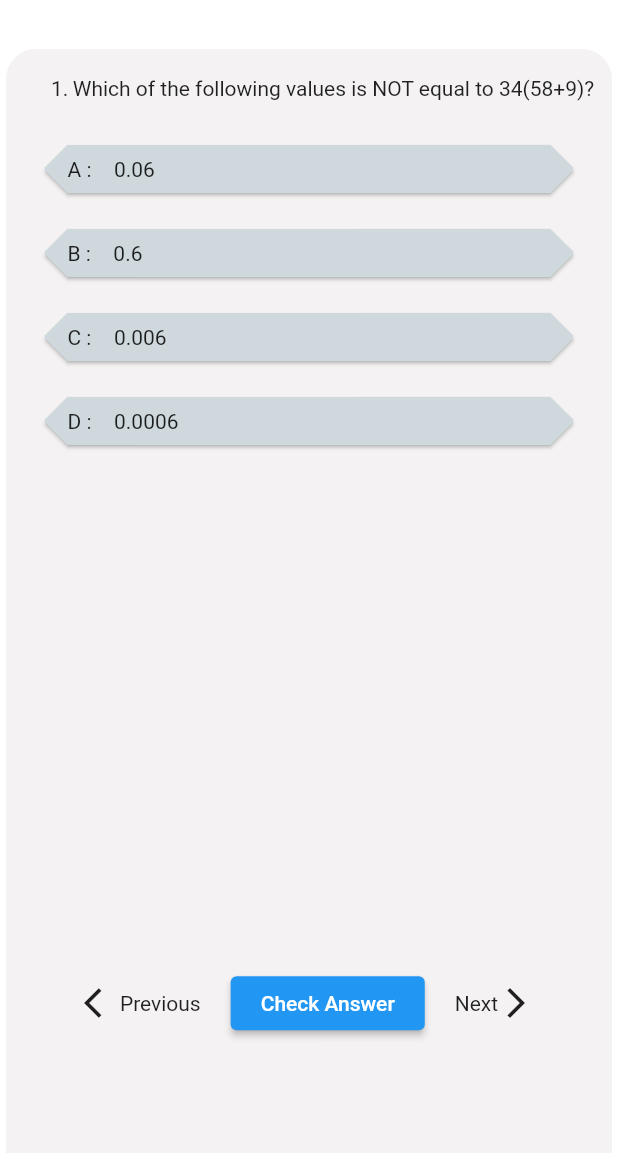
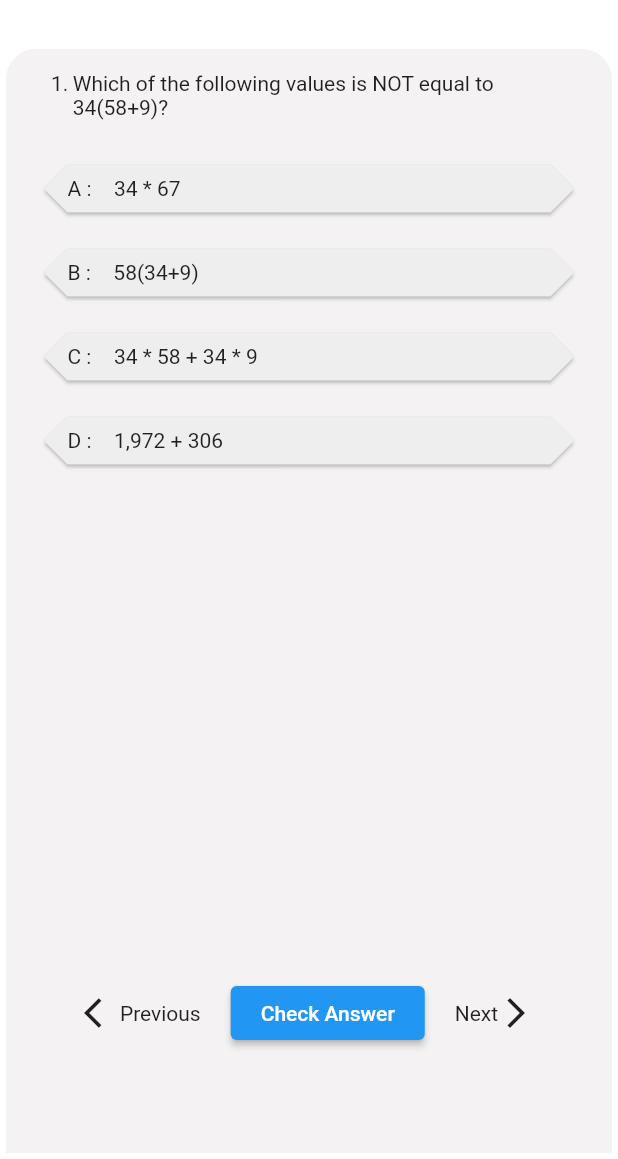
Before and after one commit to Mukesh-MP/MathQ, a Flutter app: the screen it shows after launch, on a phone screen of 412 x 824 dp, the part 77-1236 px from its top. Run offline on Flutter 3.47's test engine with Material 2 defaults, Android fonts, the phone set to English and light mode, and no system bars; our stand-ins replace firebase_auth, firebase_core, get, sqflite; accounts and stored records are empty.

Commit message:
sqf changes completed

```diff
--- a/lib/home/home_controller.dart
+++ b/lib/home/home_controller.dart
@@ -1,5 +1,4 @@
-
-
+import 'package:flutter/material.dart';
 import 'package:get/get.dart';
 import 'package:mathq/widgets/toast.dart';
 import 'package:sqflite/sqflite.dart';
@@ -7,17 +6,25 @@ import 'package:mathq/widgets/log.dart';
 import 'package:path/path.dart';
 
 class HomeController extends GetxController {
-
   List<Questions> questionsList = [];
   List<Answers> answersList = [];
   RxInt questionIndex = 0.obs;
+  RxInt correctAnswerIndex = 0.obs;
 
   RxBool isloading = false.obs;
 
-  RxList<RxList<Answers>> answerListAll = [[Answers(answerid: -1, answertext: "", qid: -1,userselected: "".obs)].obs].obs;
-  RxList<Answers> quest = [Answers(answerid: -1, answertext: "", qid: -1,userselected: "".obs)].obs;
-  RxList<RxList<Answers>> questAll = [[Answers(answerid: -1, answertext: "", qid: -1,userselected: "".obs)].obs].obs;
-
+  RxList<RxList<Answers>> answerListAll = [
+    [Answers(answerid: -1, answertext: "", qid: -1, userselected: "".obs)].obs
+  ].obs;
+  RxList<Answers> quest = [
+    Answers(answerid: -1, answertext: "", qid: -1, userselected: "".obs)
+  ].obs;
+  RxList<RxList<Answers>> questAll = [
+    [Answers(answerid: -1, answertext: "", qid: -1, userselected: "".obs)].obs
+  ].obs;
+  RxList<Answers> copyQuest = [
+    Answers(answerid: -1, answertext: "", qid: -1, userselected: "".obs)
+  ].obs;
 
   @override
   void onInit() {
@@ -55,21 +62,50 @@ class HomeController extends GetxController {
     for (var i = 0; i < answerListAll[questionIndex].length; i++) {
       if (i == answerIndex) {
         answerListAll[questionIndex][i].userselected.value = "Y";
+        questionsList[questionIndex].checked.value = 0;
       } else {
         answerListAll[questionIndex][i].userselected.value = "N";
       }
     }
   }
 
+  checkAnswer() {
+    var list1 = answerListAll[questionIndex.value];
 
+    var correctIndex = list1.indexWhere((element) => element.correct == "Y");
+    var selectedIndex =
+        list1.indexWhere((element) => element.userselected.value == "Y");
+    if (correctIndex == selectedIndex) {
+      questionsList[questionIndex.value].checked.value = 1;
+      showToast(msg: "Correct Answer", backgroundColor: Colors.green.shade500);
+    } else {
+      questionsList[questionIndex.value].checked.value = 1;
+      showToast(msg: "Incorrect Answer", backgroundColor: Colors.red.shade500);
+    }
 
+    print("correctIndexis :$correctIndex");
+    print("selectedIndexis :$selectedIndex");
+  }
 
+  Color colorCheck(index) {
+    if (answerListAll[questionIndex.value][index].userselected.value == "Y" &&
+        answerListAll[questionIndex.value][index].correct == "Y" &&
+        questionsList[questionIndex.value].checked.value == 1) {
+      return Colors.green;
+    } else if (answerListAll[questionIndex.value][index].userselected.value ==
+        "Y") {
+      return Color.fromARGB(255, 249, 240, 58);
+    } else {
+      return Colors.grey.shade200;
+    }
+  }
 
   void _onUpgrade(Database db, int oldVersion, int newVersion) {
     if (oldVersion < newVersion) {
-      db.execute("ALTER TABLE answers ADD COLUMN userselected TEXT;");
+      db.execute('ALTER TABLE questions ADD COLUMN checked INTEGER');
     }
   }
+
   createDataBase() async {
     isloading.value = true;
     //  deleteDatabase(await getDatabasesPath());
@@ -94,8 +130,7 @@ class HomeController extends GetxController {
       CustomLog.customprint(result.toString());
       final tables = db.rawQuery('SELECT * FROM sqlite_master ORDER BY name;');
       CustomLog.customprint(tables.toString());
-    },onUpgrade: _onUpgrade,
-     version: 5);
+    }, onUpgrade: _onUpgrade, version: 6);
 
     CustomLog.customprint(database.toString());
 
@@ -103,7 +138,6 @@ class HomeController extends GetxController {
     Future<void> insertQuestions(Questions questionsall) async {
       // Get a reference to the database.
       final db = await database;
-
 
       try {
         await db.insert(
@@ -117,18 +151,25 @@ class HomeController extends GetxController {
       }
     }
 
-    var quesion1 = const Questions(
+    var quesion1 = Questions(
         qid: 1,
         question: 'Which of the following values is NOT equal to 34(58+9)?',
-    );
-    var quesion2 = const Questions(
-      qid: 2,
-      question: 'What is 6% Equals to',
-    );
+        checked: 0.obs);
+    var quesion2 =
+        Questions(qid: 2, question: 'What is 6% Equals to', checked: 0.obs);
+    var quesion3 =
+        Questions(qid: 3, question: 'How Many Years are there in a Decade?', checked: 0.obs);
+    var quesion4 =
+        Questions(qid: 4, question: 'How Many Months Make a Century?', checked: 0.obs);
+    var quesion5 =
+        Questions(qid: 5, question: 'Priya had 16 Red Balls, 2 Green Balls, 9  Blue Balls, and 1 Multicolor Ball. If He Lost 9 Red Balls, 1 Green Ball, and 3 Blue Balls. How Many Balls would be Left?', checked: 0.obs);
 
     try {
       await insertQuestions(quesion1);
       await insertQuestions(quesion2);
+      await insertQuestions(quesion3);
+      await insertQuestions(quesion4);
+      await insertQuestions(quesion5);
     } catch (e) {
       showToast(msg: "Question fetching failed");
       // isloading.value = false;
@@ -141,9 +182,11 @@ class HomeController extends GetxController {
       final List<Map<String, dynamic>> maps = await db.query('questions');
 
       return List.generate(maps.length, (i) {
+        RxInt checked = RxInt(maps[i]['checked']);
         return Questions(
           qid: maps[i]['qid'],
           question: maps[i]['question'],
+          checked: checked,
         );
       });
     }
@@ -167,23 +210,132 @@ class HomeController extends GetxController {
       }
     }
 
-    var answer1 =
-         Answers(answerid: 1, answertext: "0.06", qid: 2, correct: 'Y',userselected: 'N'.obs);
-    var answer2 =
-         Answers(answerid: 2, answertext: "0.6", qid: 2, correct: 'N',userselected: 'N'.obs);
-    var answer3 =
-         Answers(answerid: 3, answertext: "0.006", qid: 2, correct: 'N',userselected: 'N'.obs);
-    var answer4 =
-         Answers(answerid: 4, answertext: "0.0006", qid: 2, correct: 'N',userselected: 'N'.obs);
+    var answer1 = Answers(
+        answerid: 1,
+        answertext: "0.06",
+        qid: 2,
+        correct: 'Y',
+        userselected: 'N'.obs);
+    var answer2 = Answers(
+        answerid: 2,
+        answertext: "0.6",
+        qid: 2,
+        correct: 'N',
+        userselected: 'N'.obs);
+    var answer3 = Answers(
+        answerid: 3,
+        answertext: "0.006",
+        qid: 2,
+        correct: 'N',
+        userselected: 'N'.obs);
+    var answer4 = Answers(
+        answerid: 4,
+        answertext: "0.0006",
+        qid: 2,
+        correct: 'N',
+        userselected: 'N'.obs);
 
-    var answer5 =
-         Answers(answerid: 5, answertext: "34 * 67", qid: 1, correct: 'N',userselected: 'N'.obs);
-    var answer6 =  Answers(
-        answerid: 6, answertext: "58(34+9)", qid: 1, correct: 'Y',userselected: 'N'.obs);
-    var answer7 =  Answers(
-        answerid: 7, answertext: "34 * 58 + 34 * 9", qid: 1, correct: 'N',userselected: 'N'.obs);
-    var answer8 =  Answers(
-        answerid: 8, answertext: "1,972 + 306", qid: 1, correct: 'N',userselected: 'N'.obs);
+    var answer5 = Answers(
+        answerid: 5,
+        answertext: "34 * 67",
+        qid: 1,
+        correct: 'N',
+        userselected: 'N'.obs);
+    var answer6 = Answers(
+        answerid: 6,
+        answertext: "58(34+9)",
+        qid: 1,
+        correct: 'Y',
+        userselected: 'N'.obs);
+    var answer7 = Answers(
+        answerid: 7,
+        answertext: "34 * 58 + 34 * 9",
+        qid: 1,
+        correct: 'N',
+        userselected: 'N'.obs);
+    var answer8 = Answers(
+        answerid: 8,
+        answertext: "1,972 + 306",
+        qid: 1,
+        correct: 'N',
+        userselected: 'N'.obs);
+
+    var answer9 = Answers(
+        answerid: 9,
+        answertext: "5 Years",
+        qid: 3,
+        correct: 'N',
+        userselected: 'N'.obs);
+    var answer10 = Answers(
+        answerid: 10,
+        answertext: "10 Years",
+        qid: 3,
+        correct: 'Y',
+        userselected: 'N'.obs);
+    var answer11 = Answers(
+        answerid: 11,
+        answertext: "15 Years",
+        qid: 3,
+        correct: 'N',
+        userselected: 'N'.obs);
+    var answer12 = Answers(
+        answerid: 12,
+        answertext: "20 Years",
+        qid: 3,
+        correct: 'N',
+        userselected: 'N'.obs);
+
+
+    var answer13 = Answers(
+        answerid: 13,
+        answertext: "12",
+        qid: 4,
+        correct: 'N',
+        userselected: 'N'.obs);
+    var answer14 = Answers(
+        answerid: 14,
+        answertext: "120",
+        qid: 4,
+        correct: 'N',
+        userselected: 'N'.obs);
+    var answer15 = Answers(
+        answerid: 15,
+        answertext: "1200",
+        qid: 4,
+        correct: 'Y',
+        userselected: 'N'.obs);
+    var answer16 = Answers(
+        answerid: 16,
+        answertext: "12000",
+        qid: 4,
+        correct: 'N',
+        userselected: 'N'.obs);
+
+    var answer17 = Answers(
+        answerid: 17,
+        answertext: "15",
+        qid: 5,
+        correct: 'Y',
+        userselected: 'N'.obs);
+    var answer18 = Answers(
+        answerid: 18,
+        answertext: "11",
+        qid: 5,
+        correct: 'N',
+        userselected: 'N'.obs);
+    var answer19 = Answers(
+        answerid: 19,
+        answertext: "28",
+        qid: 5,
+        correct: 'N',
+        userselected: 'N'.obs);
+    var answer20 = Answers(
+        answerid: 20,
+        answertext: "39",
+        qid: 5,
+        correct: 'N',
+        userselected: 'N'.obs);
+
     try {
       await insertAnswers(answer1);
       await insertAnswers(answer2);
@@ -193,6 +345,22 @@ class HomeController extends GetxController {
       await insertAnswers(answer6);
       await insertAnswers(answer7);
       await insertAnswers(answer8);
+      await insertAnswers(answer9);
+      await insertAnswers(answer10);
+      await insertAnswers(answer11);
+      await insertAnswers(answer12);
+      await insertAnswers(answer13);
+      await insertAnswers(answer14);
+      await insertAnswers(answer15);
+      await insertAnswers(answer16);
+      await insertAnswers(answer17);
+      await insertAnswers(answer18);
+      await insertAnswers(answer19);
+      await insertAnswers(answer20);
+
+
+
+
     } catch (e) {
       showToast(msg: "Answer fetch error");
       // isloading.value = false;
@@ -225,15 +393,14 @@ class HomeController extends GetxController {
   }
 
   Future<RxList<RxList<Answers>>> answerLoop() async {
-
-
-
     for (var k = 0; k < questionsList.length; k++) {
       for (var i = 0; i < answersList.length; i++) {
-        quest.value = answersList.where((element) => element.qid == (k + 1)).toList();
+        quest.value =
+            answersList.where((element) => element.qid == (k + 1)).toList();
       }
+      //  copyQuest.value = List.from(quest);
 
-      questAll.add(quest);
+      questAll.add(RxList.from(quest));
     }
     return questAll;
   }
@@ -242,24 +409,23 @@ class HomeController extends GetxController {
 class Questions {
   final int qid;
   final String question;
+  RxInt checked = 0.obs;
 
-  const Questions({
+  Questions({
     required this.qid,
     required this.question,
+    required this.checked,
   });
 
   // columns in the database.
   Map<String, dynamic> toMap() {
-    return {
-      'qid': qid,
-      'question': question,
-    };
+    return {'qid': qid, 'question': question, 'checked': checked.value};
   }
 
   // Implement toString to make it easier to see information about
   @override
   String toString() {
-    return 'Questions{qid: $qid, question: $question}';
+    return 'Questions{qid: $qid, question: $question,checked: $checked}';
   }
 }
 
@@ -268,14 +434,15 @@ class Answers {
   final String answertext;
   final int qid;
   final String correct;
-  RxString userselected  = 'N'.obs;
+  RxString userselected = 'N'.obs;
 
-   Answers(
-      {required this.answerid,
+  Answers({
+    required this.answerid,
     required this.answertext,
     required this.qid,
     this.correct = 'N',
-      required this.userselected,});
+    required this.userselected,
+  });
 
   // columns in the database.
   Map<String, dynamic> toMap() {
@@ -284,8 +451,7 @@ class Answers {
       'answertext': answertext,
       'qid': qid,
       'correct': correct,
-      'userselected':userselected.value
-
+      'userselected': userselected.value
     };
   }
 
--- a/lib/home/home_screen.dart
+++ b/lib/home/home_screen.dart
@@ -38,24 +38,28 @@ class HomeScreen extends StatelessWidget {
                 ),
                 child: Column(
                   children: [
-                    Row(
-                      children: [
                     Padding(
                       padding: const EdgeInsets.only(
                             left: 30.0,
                             bottom: 18,
-                            top: 18,
+                            top: 15
                           ),
-                          child: Text(
+                      child: Row(mainAxisAlignment: MainAxisAlignment.start,
+                      crossAxisAlignment: CrossAxisAlignment.start,
+                        children: [
+                          Text(
                               '${(homeController.questionIndex.value + 1).toString()}.'),
-                        ),
                           const SizedBox(
                             width: 3,
                           ),
-                        Text(homeController
+                          SizedBox(width: MediaQuery.of(context).size.width * .8,
+                            child: Text(homeController
                                 .questionsList[homeController.questionIndex.value]
-                            .question),
+                                .question,softWrap: true,
+                                ),
+                          ),
                         ],
+                      ),
                     ),
                     SizedBox(
                       height: MediaQuery.of(context).size.height * .6,
@@ -68,7 +72,9 @@ class HomeScreen extends StatelessWidget {
                              // homeController.refresh();
                             },
                               child: ListTile(
-                                title: Obx(() =>  Card(color: homeController.answerListAll[homeController.questionIndex.value][index].userselected.value == "Y" ? Color.fromARGB(255, 249, 240, 58)  : Colors.blueGrey.shade100,
+                                title: Obx(() =>  Card(color: homeController.colorCheck(index),
+
+
                                     margin: const EdgeInsets.only(left: 10,right: 10),
                                     shape: BeveledRectangleBorder(borderRadius: BorderRadius.circular(15)),
                                     child: Row(
@@ -121,7 +127,9 @@ class HomeScreen extends StatelessWidget {
                                           right: 20,
                                           top: 10,
                                           bottom: 10))),
-                              onPressed: () {},
+                              onPressed: () {
+                                homeController.checkAnswer();
+                              },
                               child: const Text("Check Answer")),
                           const SizedBox(
                             width: 20,
```
Lines whose indentation alone changed are shown as unchanged.
